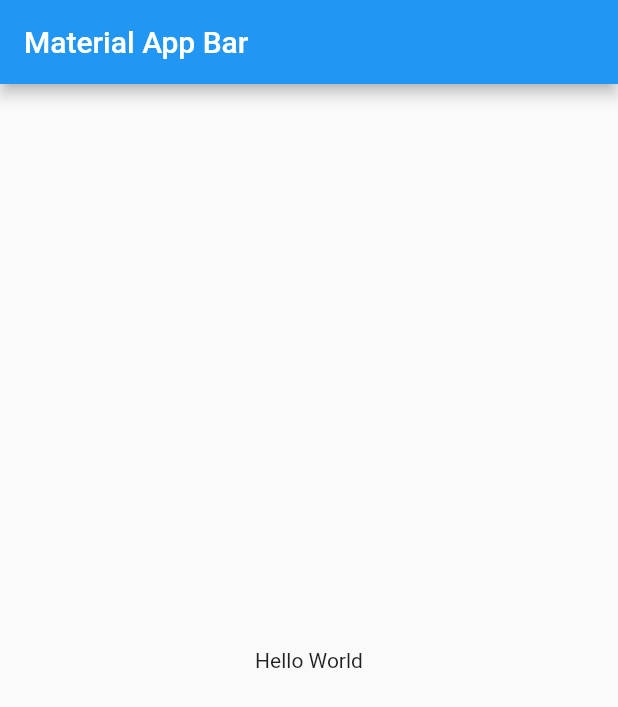
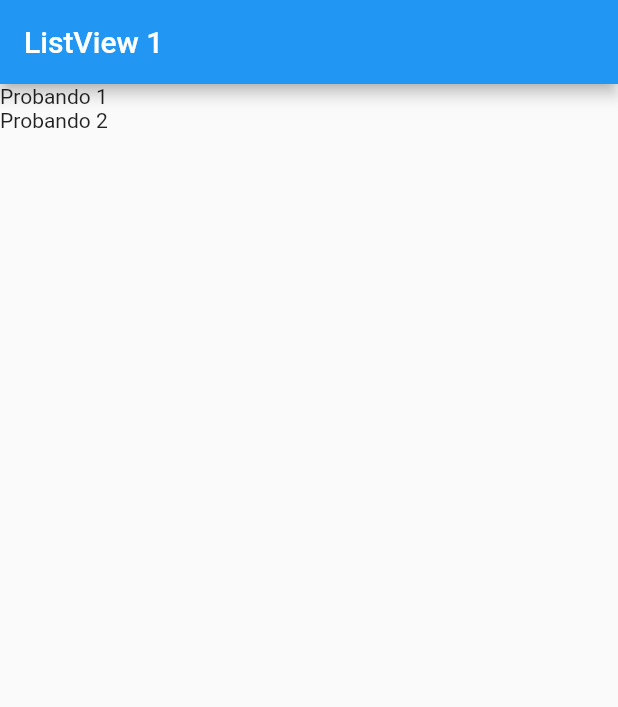
Before and after one commit to Rituzka/flutter_list_components_app, a Flutter app: the screen it shows after launch, on a phone screen of 412 x 824 dp. Shown: the top 707 px of the screen. Run offline on Flutter 3.47's test engine with Material 2 defaults, Android fonts, the light colour scheme and no system bars.

Commit message:
screen 1 and list widget created

```diff
--- a/lib/main.dart
+++ b/lib/main.dart
@@ -1,4 +1,5 @@
 import 'package:flutter/material.dart';
+import 'package:flutter_list_components_app/screens/listView1_screen.dart';
 
 void main() => runApp(const MyApp());
 
@@ -7,16 +8,10 @@ class MyApp extends StatelessWidget {
 
   @override
   Widget build(BuildContext context) {
-    return MaterialApp(
+    return const MaterialApp(
+      debugShowCheckedModeBanner: false,
       title: 'Material App',
-      home: Scaffold(
-        appBar: AppBar(
-          title: const Text('Material App Bar'),
-        ),
-        body: const Center(
-          child: Text('Hello World'),
-        ),
-      ),
+      home: ListView1Screen(),
     );
   }
 }
--- /dev/null
+++ b/lib/screens/listView1_screen.dart
@@ -0,0 +1,16 @@
+import 'package:flutter/material.dart';
+
+class ListView1Screen extends StatelessWidget {
+  const ListView1Screen({Key? key}) : super(key: key);
+
+  @override
+  Widget build(BuildContext context) {
+    return Scaffold(
+        appBar: AppBar(
+          title: Text('ListView 1'),
+        ),
+        body: ListView(
+          children: const [Text('Probando 1'), Text('Probando 2')],
+        ));
+  }
+}
```
